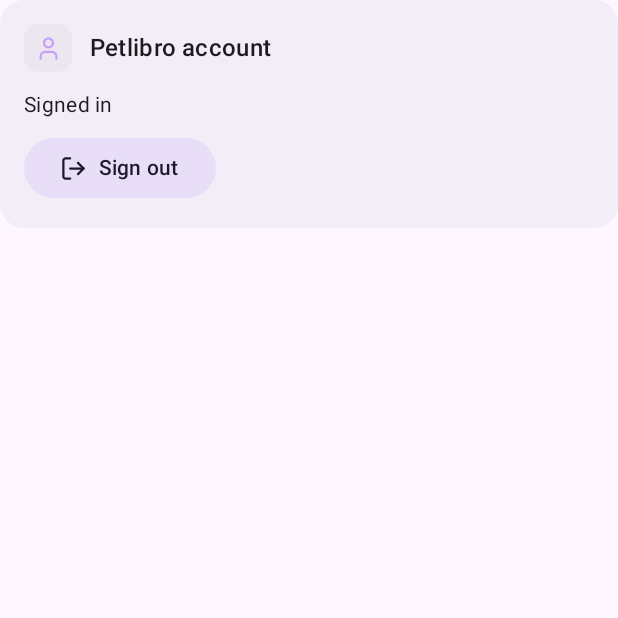
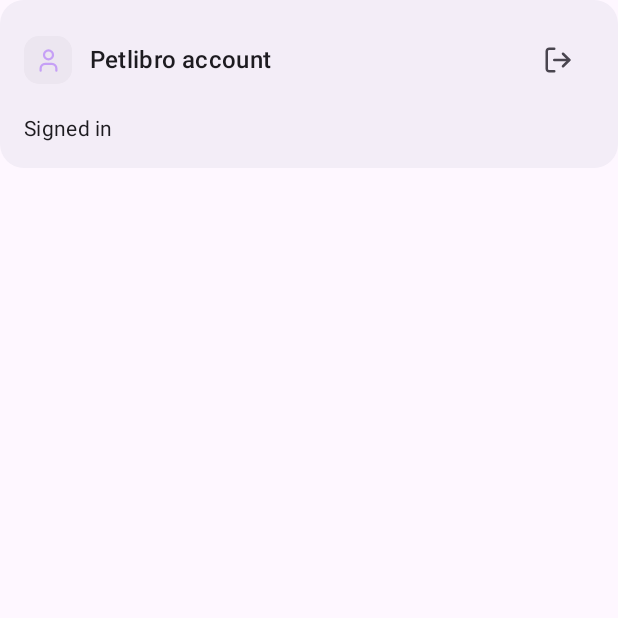
Before and after one commit to titandrive/PetBro, an Android app built with Jetpack Compose: the composable AccountCard called with empty values, on a phone screen of 412 x 824 dp, the top half of it. Run offline under Robolectric (Android 15) with nearby library versions, the phone set to English and light mode, and no system bars; pictures from the network do not load.

Commit message:
Fit the home page on one screen
Sign out moves to the account card's corner, and the Meals rows are a
little tighter.

Co-Authored-By: Claude Opus 5.5 <noreply@anthropic.com>

```diff
--- a/app/src/main/java/local/petlibrocompanion/MainActivity.kt
+++ b/app/src/main/java/local/petlibrocompanion/MainActivity.kt
@@ -511,7 +511,7 @@ private fun InfoRow(label: String, value: String, onClick: () -> Unit) {
             .fillMaxWidth()
             .clip(MaterialTheme.shapes.small)
             .clickable { Haptics.tick(context); onClick() }
-            .padding(vertical = 8.dp),
+            .padding(vertical = 4.dp),
     ) {
         Column(Modifier.weight(1f)) {
             Text(label, style = MaterialTheme.typography.labelLarge, color = MaterialTheme.colorScheme.onSurfaceVariant)
@@ -526,13 +526,18 @@ private fun AccountCard(email: String?) {
     val context = LocalContext.current
     val palette = LocalPalette.current
     var confirming by remember { mutableStateOf(false) }
-    SectionCard("Petlibro account", LucideUser, palette.mauve) {
+    // Sign out sits in the card's corner, like Refresh on the feeder card, to keep the page short.
+    SectionCard(
+        "Petlibro account",
+        LucideUser,
+        palette.mauve,
+        action = {
+            IconButton(onClick = { Haptics.tick(context); confirming = true }) {
+                Icon(LucideLogOut, contentDescription = "Sign out", tint = MaterialTheme.colorScheme.onSurfaceVariant, modifier = Modifier.size(20.dp))
+            }
+        },
+    ) {
         Text(email?.let { "Signed in as $it" } ?: "Signed in", style = MaterialTheme.typography.bodyMedium)
-        FilledTonalButton(onClick = { confirming = true }) {
-            Icon(LucideLogOut, contentDescription = null, modifier = Modifier.size(18.dp))
-            Spacer(Modifier.width(8.dp))
-            Text("Sign out")
-        }
     }
     if (confirming) {
         AlertDialog(
```
